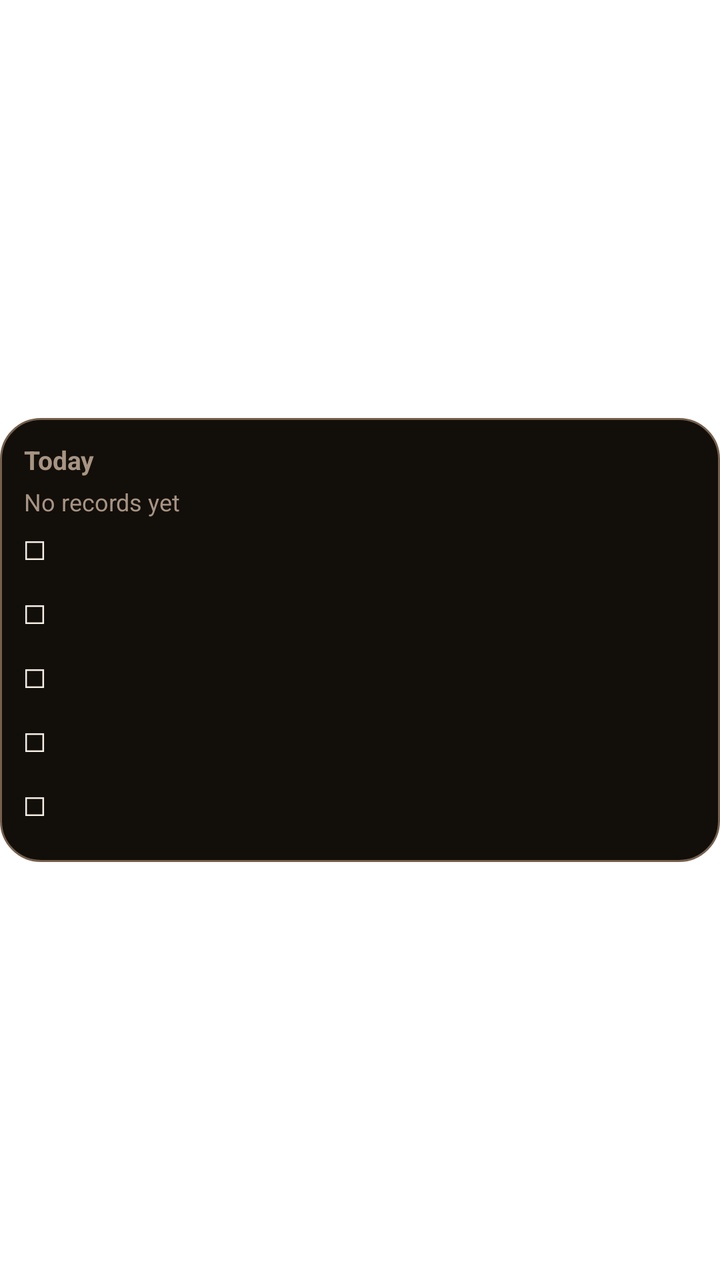
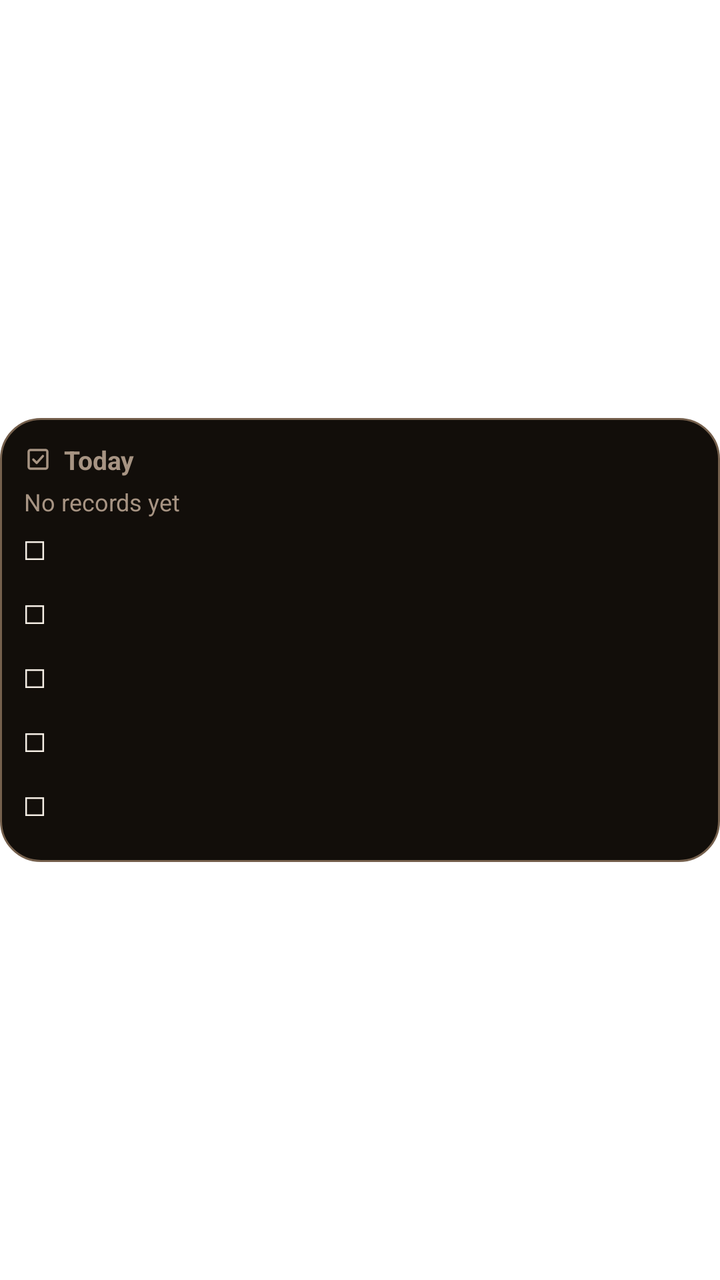

Compare the two renders of this Android layout. The source of the first and the diff that turns it into the second are given below.
<!-- AndroidManifest.xml: fallback theme Theme.MaterialComponents.DayNight.NoActionBar -->
<!-- res/layout/odak_task_widget.xml -->
<?xml version="1.0" encoding="utf-8"?>
<LinearLayout xmlns:android="http://schemas.android.com/apk/res/android"
    android:id="@+id/task_widget_frame"
    android:layout_width="match_parent"
    android:layout_height="match_parent"
    android:gravity="center_vertical"
    android:orientation="vertical">

<LinearLayout
    android:id="@+id/task_widget_root"
    android:layout_width="match_parent"
    android:layout_height="wrap_content"
    android:background="@drawable/widget_card_bg"
    android:orientation="vertical"
    android:padding="12dp">

    <TextView
        android:id="@+id/task_widget_title"
        android:layout_width="match_parent"
        android:layout_height="wrap_content"
        android:ellipsize="end"
        android:maxLines="1"
        android:text="@string/widget_today"
        android:textColor="@color/widget_design_ink_muted"
        android:textSize="13sp"
        android:textStyle="bold" />

    <TextView
        android:id="@+id/task_widget_empty"
        android:layout_width="match_parent"
        android:layout_height="wrap_content"
        android:layout_marginTop="4dp"
        android:ellipsize="end"
        android:maxLines="2"
        android:text="@string/widget_no_records"
        android:textColor="@color/widget_design_ink_muted"
        android:textSize="12sp" />

    <LinearLayout
        android:id="@+id/task_widget_row_0"
        android:layout_width="match_parent"
        android:layout_height="wrap_content"
        android:gravity="center_vertical"
        android:minHeight="32dp"
        android:orientation="horizontal">

        <TextView
            android:id="@+id/task_widget_box_0"
            android:layout_width="wrap_content"
            android:layout_height="wrap_content"
            android:maxLines="1"
            android:paddingEnd="6dp"
            android:text="☐"
            android:textColor="@color/widget_design_ink"
            android:textSize="13sp" />

        <TextView
            android:id="@+id/task_widget_label_0"
            android:layout_width="match_parent"
            android:layout_height="wrap_content"
            android:ellipsize="end"
            android:maxLines="1"
            android:textColor="@color/widget_design_ink"
            android:textSize="13sp" />
    </LinearLayout>

    <LinearLayout
        android:id="@+id/task_widget_row_1"
        android:layout_width="match_parent"
        android:layout_height="wrap_content"
        android:gravity="center_vertical"
        android:minHeight="32dp"
        android:orientation="horizontal">

        <TextView
            android:id="@+id/task_widget_box_1"
            android:layout_width="wrap_content"
            android:layout_height="wrap_content"
            android:maxLines="1"
            android:paddingEnd="6dp"
            android:text="☐"
            android:textColor="@color/widget_design_ink"
            android:textSize="13sp" />

        <TextView
            android:id="@+id/task_widget_label_1"
            android:layout_width="match_parent"
            android:layout_height="wrap_content"
            android:ellipsize="end"
            android:maxLines="1"
            android:textColor="@color/widget_design_ink"
            android:textSize="13sp" />
    </LinearLayout>

    <LinearLayout
        android:id="@+id/task_widget_row_2"
        android:layout_width="match_parent"
        android:layout_height="wrap_content"
        android:gravity="center_vertical"
        android:minHeight="32dp"
        android:orientation="horizontal">

        <TextView
            android:id="@+id/task_widget_box_2"
            android:layout_width="wrap_content"
            android:layout_height="wrap_content"
            android:maxLines="1"
            android:paddingEnd="6dp"
            android:text="☐"
            android:textColor="@color/widget_design_ink"
            android:textSize="13sp" />

        <TextView
            android:id="@+id/task_widget_label_2"
            android:layout_width="match_parent"
            android:layout_height="wrap_content"
            android:ellipsize="end"
            android:maxLines="1"
            android:textColor="@color/widget_design_ink"
            android:textSize="13sp" />
    </LinearLayout>

    <LinearLayout
        android:id="@+id/task_widget_row_3"
        android:layout_width="match_parent"
        android:layout_height="wrap_content"
        android:gravity="center_vertical"
        android:minHeight="32dp"
        android:orientation="horizontal">

        <TextView
            android:id="@+id/task_widget_box_3"
            android:layout_width="wrap_content"
            android:layout_height="wrap_content"
            android:maxLines="1"
            android:paddingEnd="6dp"
            android:text="☐"
            android:textColor="@color/widget_design_ink"
            android:textSize="13sp" />

        <TextView
            android:id="@+id/task_widget_label_3"
            android:layout_width="match_parent"
            android:layout_height="wrap_content"
            android:ellipsize="end"
            android:maxLines="1"
            android:textColor="@color/widget_design_ink"
            android:textSize="13sp" />
    </LinearLayout>

    <LinearLayout
        android:id="@+id/task_widget_row_4"
        android:layout_width="match_parent"
        android:layout_height="wrap_content"
        android:gravity="center_vertical"
        android:minHeight="32dp"
        android:orientation="horizontal">

        <TextView
            android:id="@+id/task_widget_box_4"
            android:layout_width="wrap_content"
            android:layout_height="wrap_content"
            android:maxLines="1"
            android:paddingEnd="6dp"
            android:text="☐"
            android:textColor="@color/widget_design_ink"
            android:textSize="13sp" />

        <TextView
            android:id="@+id/task_widget_label_4"
            android:layout_width="match_parent"
            android:layout_height="wrap_content"
            android:ellipsize="end"
            android:maxLines="1"
            android:textColor="@color/widget_design_ink"
            android:textSize="13sp" />
    </LinearLayout>
</LinearLayout>
</LinearLayout>
<!-- resources referenced by this layout -->
<resources>
  <color name="widget_design_ink">@color/widget_ember_ink</color>
  <color name="widget_design_ink_muted">@color/widget_ember_ink_dim</color>
  <!-- drawable widget_card_bg (drawable) -->
  <?xml version="1.0" encoding="utf-8"?>
  <shape xmlns:android="http://schemas.android.com/apk/res/android"
      android:shape="rectangle">
      <solid android:color="@color/widget_design_surface" />
      <stroke
          android:width="1dp"
          android:color="@color/widget_design_outline" />
      <corners android:radius="@dimen/widget_design_corner" />
  </shape>
  <string name="widget_no_records">No records yet</string>
  <string name="widget_today">Today</string>
  <color name="widget_ember_ink">#F6EFE6</color>
  <color name="widget_ember_ink_dim">#A79483</color>
  <color name="widget_design_surface">@color/widget_ember_night</color>
  <color name="widget_design_outline">@color/widget_ember_ash</color>
  <dimen name="widget_design_corner">20dp</dimen>
  <color name="widget_ember_night">#120E0A</color>
  <color name="widget_ember_ash">#75604D</color>
</resources>

<!-- the commit's change to res/layout/odak_task_widget.xml (unified diff, before → after) -->
@@ -14,16 +14,89 @@
     android:orientation="vertical"
     android:padding="12dp">
 
-    <TextView
-        android:id="@+id/task_widget_title"
-        android:layout_width="match_parent"
-        android:layout_height="wrap_content"
-        android:ellipsize="end"
-        android:maxLines="1"
-        android:text="@string/widget_today"
-        android:textColor="@color/widget_design_ink_muted"
-        android:textSize="13sp"
-        android:textStyle="bold" />
+    
+    <LinearLayout
+        android:id="@+id/task_widget_core"
+        android:layout_width="match_parent"
+        android:layout_height="wrap_content"
+        android:gravity="center_vertical|center_horizontal"
+        android:minHeight="26dp"
+        android:orientation="horizontal"
+        android:visibility="gone">
+
+        <ImageView
+            android:id="@+id/task_widget_core_icon"
+            android:layout_width="24dp"
+            android:layout_height="24dp"
+            android:contentDescription="@null"
+            android:src="@drawable/widget_ic_task"
+            android:visibility="gone" />
+
+        <TextView
+            android:id="@+id/task_widget_core_count"
+            android:layout_width="wrap_content"
+            android:layout_height="wrap_content"
+            android:ellipsize="end"
+            android:fontFamily="sans-serif-condensed"
+            android:maxLines="1"
+            android:text="@string/widget_dash"
+            android:textColor="@color/widget_ember_flame"
+            android:textScaleX="0.85"
+            android:textSize="20sp"
+            android:textStyle="bold" />
+
+        <TextView
+            android:id="@+id/task_widget_core_next"
+            android:layout_width="0dp"
+            android:layout_height="wrap_content"
+            android:layout_marginStart="6dp"
+            android:layout_weight="1"
+            android:ellipsize="end"
+            android:maxLines="1"
+            android:text="@string/widget_no_records"
+            android:textColor="@color/widget_ember_ink_dim"
+            android:textSize="11sp"
+            android:visibility="gone" />
+    </LinearLayout>
+
+    
+    <LinearLayout
+        android:id="@+id/task_widget_header"
+        android:layout_width="match_parent"
+        android:layout_height="wrap_content"
+        android:gravity="center_vertical"
+        android:orientation="horizontal">
+
+        <ImageView
+            android:id="@+id/task_widget_icon"
+            android:layout_width="14dp"
+            android:layout_height="14dp"
+            android:contentDescription="@null"
+            android:src="@drawable/widget_ic_task" />
+
+        <TextView
+            android:id="@+id/task_widget_title"
+            android:layout_width="0dp"
+            android:layout_height="wrap_content"
+            android:layout_marginStart="6dp"
+            android:layout_weight="1"
+            android:ellipsize="end"
+            android:maxLines="1"
+            android:text="@string/widget_today"
+            android:textColor="@color/widget_ember_ink_dim"
+            android:textSize="13sp"
+            android:textStyle="bold" />
+    </LinearLayout>
+
+    
+    <ImageView
+        android:id="@+id/task_widget_divider"
+        android:layout_width="match_parent"
+        android:layout_height="@dimen/widget_design_divider"
+        android:layout_marginTop="2dp"
+        android:background="@drawable/widget_divider"
+        android:contentDescription="@null"
+        android:visibility="gone" />
 
     <TextView
         android:id="@+id/task_widget_empty"
@@ -33,7 +106,7 @@
         android:ellipsize="end"
         android:maxLines="2"
         android:text="@string/widget_no_records"
-        android:textColor="@color/widget_design_ink_muted"
+        android:textColor="@color/widget_ember_ink_dim"
         android:textSize="12sp" />
 
     <LinearLayout
@@ -51,7 +124,7 @@
             android:maxLines="1"
             android:paddingEnd="6dp"
             android:text="☐"
-            android:textColor="@color/widget_design_ink"
+            android:textColor="@color/widget_ember_ink"
             android:textSize="13sp" />
 
         <TextView
@@ -60,7 +133,7 @@
             android:layout_height="wrap_content"
             android:ellipsize="end"
             android:maxLines="1"
-            android:textColor="@color/widget_design_ink"
+            android:textColor="@color/widget_ember_ink"
             android:textSize="13sp" />
     </LinearLayout>
 
@@ -79,7 +152,7 @@
             android:maxLines="1"
             android:paddingEnd="6dp"
             android:text="☐"
-            android:textColor="@color/widget_design_ink"
+            android:textColor="@color/widget_ember_ink"
             android:textSize="13sp" />
 
         <TextView
@@ -88,7 +161,7 @@
             android:layout_height="wrap_content"
             android:ellipsize="end"
             android:maxLines="1"
-            android:textColor="@color/widget_design_ink"
+            android:textColor="@color/widget_ember_ink"
             android:textSize="13sp" />
     </LinearLayout>
 
@@ -107,7 +180,7 @@
             android:maxLines="1"
             android:paddingEnd="6dp"
             android:text="☐"
-            android:textColor="@color/widget_design_ink"
+            android:textColor="@color/widget_ember_ink"
             android:textSize="13sp" />
 
         <TextView
@@ -116,7 +189,7 @@
             android:layout_height="wrap_content"
             android:ellipsize="end"
             android:maxLines="1"
-            android:textColor="@color/widget_design_ink"
+            android:textColor="@color/widget_ember_ink"
             android:textSize="13sp" />
     </LinearLayout>
 
@@ -135,7 +208,7 @@
             android:maxLines="1"
             android:paddingEnd="6dp"
             android:text="☐"
-            android:textColor="@color/widget_design_ink"
+            android:textColor="@color/widget_ember_ink"
             android:textSize="13sp" />
 
         <TextView
@@ -144,7 +217,7 @@
             android:layout_height="wrap_content"
             android:ellipsize="end"
             android:maxLines="1"
-            android:textColor="@color/widget_design_ink"
+            android:textColor="@color/widget_ember_ink"
             android:textSize="13sp" />
     </LinearLayout>
 
@@ -163,7 +236,7 @@
             android:maxLines="1"
             android:paddingEnd="6dp"
             android:text="☐"
-            android:textColor="@color/widget_design_ink"
+            android:textColor="@color/widget_ember_ink"
             android:textSize="13sp" />
 
         <TextView
@@ -172,7 +245,7 @@
             android:layout_height="wrap_content"
             android:ellipsize="end"
             android:maxLines="1"
-            android:textColor="@color/widget_design_ink"
+            android:textColor="@color/widget_ember_ink"
             android:textSize="13sp" />
     </LinearLayout>
 </LinearLayout>
<!-- resource entries referenced after the edit -->
@@ -1,7 +1,6 @@
 <!-- resources referenced by this layout -->
 <resources>
-  <color name="widget_design_ink">@color/widget_ember_ink</color>
-  <color name="widget_design_ink_muted">@color/widget_ember_ink_dim</color>
+  <color name="widget_ember_flame">#FF8A3D</color>
   <!-- drawable widget_card_bg (drawable) -->
   <?xml version="1.0" encoding="utf-8"?>
   <shape xmlns:android="http://schemas.android.com/apk/res/android"
@@ -12,10 +11,40 @@
           android:color="@color/widget_design_outline" />
       <corners android:radius="@dimen/widget_design_corner" />
   </shape>
+  <!-- drawable widget_divider (drawable) -->
+  <?xml version="1.0" encoding="utf-8"?>
+  <shape xmlns:android="http://schemas.android.com/apk/res/android"
+      android:shape="rectangle">
+      <solid android:color="@color/widget_ember_ash" />
+  </shape>
+  <!-- drawable widget_ic_task (drawable) -->
+  <?xml version="1.0" encoding="utf-8"?>
+  <vector xmlns:android="http://schemas.android.com/apk/res/android"
+      android:width="24dp"
+      android:height="24dp"
+      android:viewportWidth="24"
+      android:viewportHeight="24">
+      <path
+          android:fillColor="@android:color/transparent"
+          android:pathData="M5.5,4 L18.5,4 A1.5,1.5 0 0,1 20,5.5 L20,18.5 A1.5,1.5 0 0,1 18.5,20 L5.5,20 A1.5,1.5 0 0,1 4,18.5 L4,5.5 A1.5,1.5 0 0,1 5.5,4 Z"
+          android:strokeColor="@color/widget_ember_ink_dim"
+          android:strokeLineCap="round"
+          android:strokeLineJoin="round"
+          android:strokeWidth="2" />
+      <path
+          android:fillColor="@android:color/transparent"
+          android:pathData="M8,12.2 L10.9,15.1 L16.2,9.2"
+          android:strokeColor="@color/widget_ember_ink_dim"
+          android:strokeLineCap="round"
+          android:strokeLineJoin="round"
+          android:strokeWidth="2" />
+  </vector>
+  <string name="widget_dash">-</string>
   <string name="widget_no_records">No records yet</string>
   <string name="widget_today">Today</string>
   <color name="widget_ember_ink">#F6EFE6</color>
   <color name="widget_ember_ink_dim">#A79483</color>
+  <dimen name="widget_design_divider">1dp</dimen>
   <color name="widget_design_surface">@color/widget_ember_night</color>
   <color name="widget_design_outline">@color/widget_ember_ash</color>
   <dimen name="widget_design_corner">20dp</dimen>
